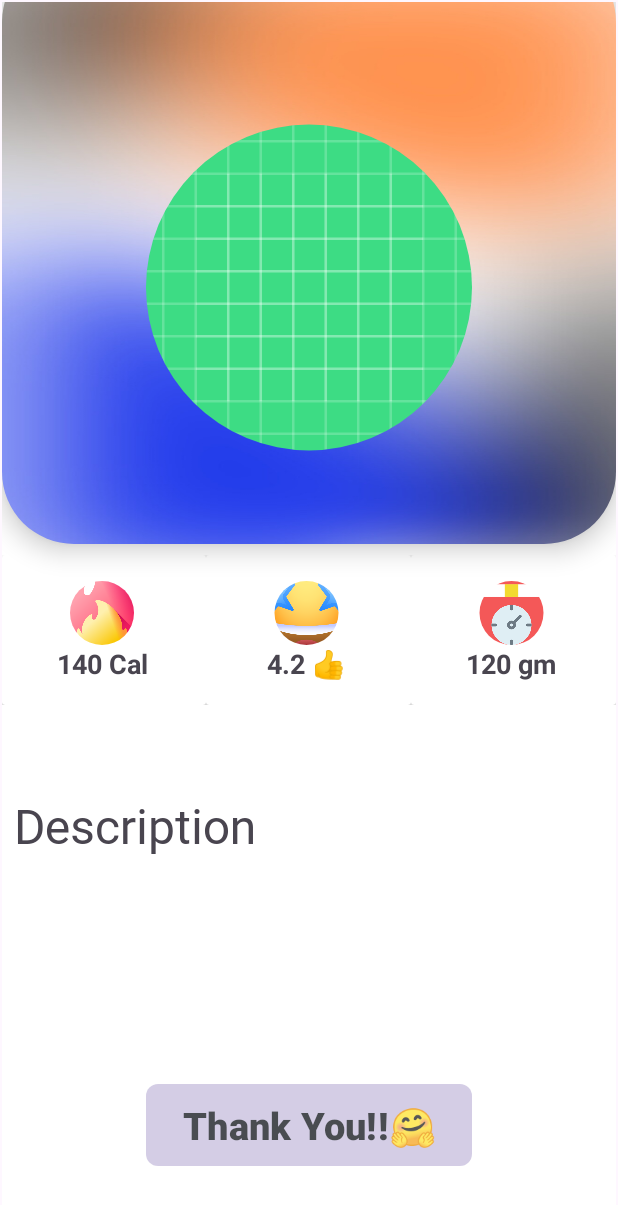
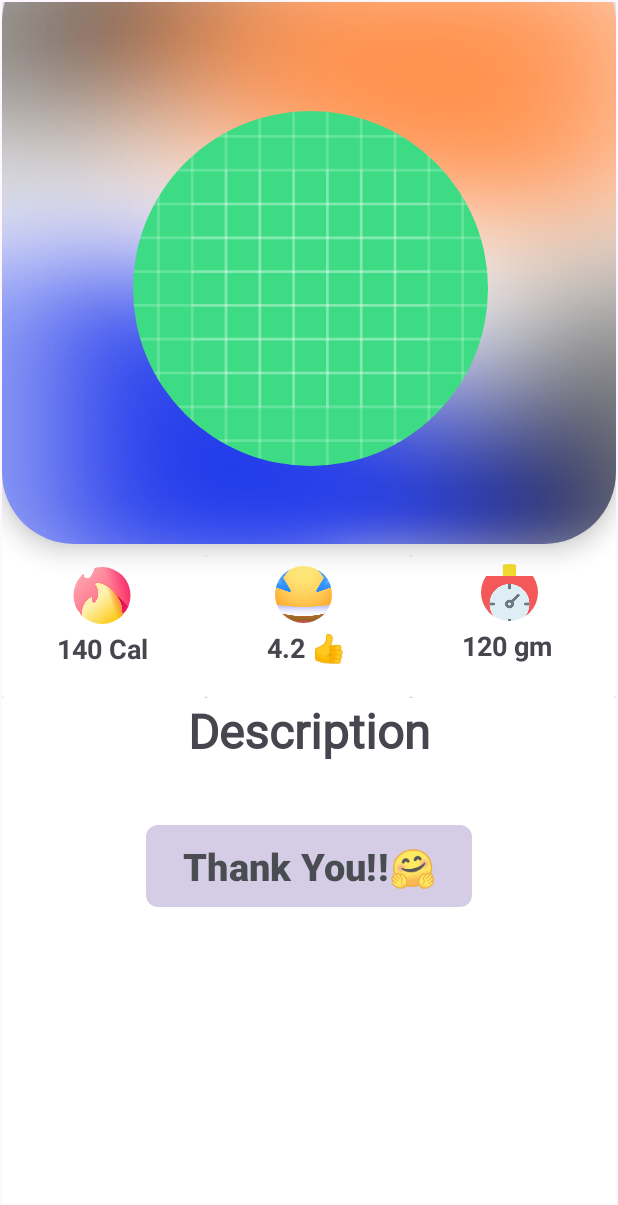
Before and after one commit to Kshitiz-Mhto/FoodieHub, an Android app: the InfoFragment screen opened through its navigation route, on a phone screen of 412 x 824 dp. Shown: the top 1205 px of the screen. Run offline under Robolectric (Android 15) with nearby library versions, the phone set to English and light mode, and no system bars; our stand-ins replace CircleImageView; network calls fail.

Commit message:
added further resources

```diff
--- a/app/src/main/res/layout/fragment_info.xml
+++ b/app/src/main/res/layout/fragment_info.xml
@@ -13,9 +13,9 @@
         android:layout_width="match_parent"
         android:layout_height="396dp"
         android:layout_marginTop="-35dp"
+        app:cardBackgroundColor="@android:color/transparent"
         app:cardCornerRadius="48dp"
         app:cardElevation="10dp"
-        app:cardBackgroundColor="@android:color/transparent"
         app:layout_constraintBottom_toBottomOf="parent"
         app:layout_constraintEnd_toEndOf="parent"
         app:layout_constraintHorizontal_bias="0.0"
@@ -30,21 +30,21 @@
 
             <de.hdodenhof.circleimageview.CircleImageView
                 android:id="@+id/etImage"
-                android:layout_width="wrap_content"
-                android:layout_height="234dp"
+                android:layout_width="246dp"
+                android:layout_height="237dp"
                 android:layout_alignParentStart="true"
                 android:layout_alignParentTop="true"
                 android:layout_alignParentEnd="true"
                 android:layout_alignParentBottom="true"
-                android:layout_marginStart="96dp"
-                android:layout_marginTop="108dp"
-                android:layout_marginEnd="96dp"
-                android:layout_marginBottom="54dp"
+                android:layout_marginStart="84dp"
+                android:layout_marginTop="107dp"
+                android:layout_marginEnd="82dp"
+                android:layout_marginBottom="52dp"
                 android:scaleType="centerCrop"
                 android:src="@drawable/ic_launcher_background" />
 
             <TextView
-                android:id="@+id/tvFood"
+                android:id="@+id/etFood"
                 android:layout_width="227dp"
                 android:layout_height="66dp"
                 android:layout_alignBottom="@+id/etImage"
@@ -68,11 +68,12 @@
     </androidx.cardview.widget.CardView>
 
     <LinearLayout
+        android:id="@+id/linearLayout"
         android:layout_width="match_parent"
-        android:layout_height="100dp"
+        android:layout_height="95dp"
         android:layout_marginTop="8dp"
+        android:background="@android:color/transparent"
         android:orientation="horizontal"
-        android:background="@android:color/transparent"
         app:layout_constraintBottom_toBottomOf="parent"
         app:layout_constraintEnd_toEndOf="parent"
         app:layout_constraintHorizontal_bias="0.0"
@@ -84,6 +85,7 @@
             android:layout_width="80dp"
             android:layout_height="match_parent"
             android:layout_weight="1">
+
             <RelativeLayout
                 android:layout_width="match_parent"
                 android:layout_height="match_parent">
@@ -97,9 +99,9 @@
                     android:layout_alignParentEnd="true"
                     android:layout_alignParentBottom="true"
                     android:layout_marginStart="31dp"
-                    android:layout_marginTop="17dp"
+                    android:layout_marginTop="8dp"
                     android:layout_marginEnd="34dp"
-                    android:layout_marginBottom="40dp"
+                    android:layout_marginBottom="49dp"
                     android:scaleType="centerCrop"
                     android:src="@drawable/fire_emoji" />
 
@@ -112,9 +114,9 @@
                     android:layout_alignParentEnd="true"
                     android:layout_alignParentBottom="true"
                     android:layout_marginStart="-1dp"
-                    android:layout_marginTop="60dp"
+                    android:layout_marginTop="50dp"
                     android:layout_marginEnd="1dp"
-                    android:layout_marginBottom="15dp"
+                    android:layout_marginBottom="22dp"
                     android:gravity="center"
                     android:text="140 Cal"
                     android:textSize="18sp"
@@ -126,10 +128,12 @@
         <androidx.cardview.widget.CardView
             android:layout_width="80dp"
             android:layout_height="match_parent"
-            android:layout_weight="1" >
+            android:layout_weight="1">
+
             <RelativeLayout
                 android:layout_width="match_parent"
                 android:layout_height="match_parent">
+
                 <de.hdodenhof.circleimageview.CircleImageView
                     android:id="@+id/tvEmoji1"
                     android:layout_width="70dp"
@@ -138,10 +142,10 @@
                     android:layout_alignParentTop="true"
                     android:layout_alignParentEnd="true"
                     android:layout_alignParentBottom="true"
-                    android:layout_marginStart="31dp"
-                    android:layout_marginTop="17dp"
-                    android:layout_marginEnd="34dp"
-                    android:layout_marginBottom="40dp"
+                    android:layout_marginStart="29dp"
+                    android:layout_marginTop="7dp"
+                    android:layout_marginEnd="36dp"
+                    android:layout_marginBottom="50dp"
                     android:scaleType="centerCrop"
                     android:src="@drawable/rating_emoji" />
 
@@ -154,9 +158,9 @@
                     android:layout_alignParentEnd="true"
                     android:layout_alignParentBottom="true"
                     android:layout_marginStart="-1dp"
-                    android:layout_marginTop="60dp"
+                    android:layout_marginTop="49dp"
                     android:layout_marginEnd="1dp"
-                    android:layout_marginBottom="15dp"
+                    android:layout_marginBottom="22dp"
                     android:gravity="center"
                     android:text="4.2 👍"
                     android:textSize="18sp"
@@ -173,6 +177,7 @@
             <RelativeLayout
                 android:layout_width="match_parent"
                 android:layout_height="match_parent">
+
                 <de.hdodenhof.circleimageview.CircleImageView
                     android:id="@+id/tvEmoji2"
                     android:layout_width="70dp"
@@ -181,10 +186,10 @@
                     android:layout_alignParentTop="true"
                     android:layout_alignParentEnd="true"
                     android:layout_alignParentBottom="true"
-                    android:layout_marginStart="31dp"
-                    android:layout_marginTop="17dp"
-                    android:layout_marginEnd="34dp"
-                    android:layout_marginBottom="40dp"
+                    android:layout_marginStart="30dp"
+                    android:layout_marginTop="6dp"
+                    android:layout_marginEnd="35dp"
+                    android:layout_marginBottom="51dp"
                     android:scaleType="centerCrop"
                     android:src="@drawable/wt_emoji" />
 
@@ -196,10 +201,10 @@
                     android:layout_alignParentTop="true"
                     android:layout_alignParentEnd="true"
                     android:layout_alignParentBottom="true"
-                    android:layout_marginStart="-1dp"
-                    android:layout_marginTop="60dp"
-                    android:layout_marginEnd="1dp"
-                    android:layout_marginBottom="15dp"
+                    android:layout_marginStart="-4dp"
+                    android:layout_marginTop="48dp"
+                    android:layout_marginEnd="4dp"
+                    android:layout_marginBottom="22dp"
                     android:gravity="center"
                     android:text="120 gm"
                     android:textSize="18sp"
@@ -209,29 +214,40 @@
         </androidx.cardview.widget.CardView>
     </LinearLayout>
 
+    <ScrollView
+        android:id="@+id/scrollView2"
+        android:layout_width="0dp"
+        android:layout_height="0dp"
+        app:layout_constraintBottom_toBottomOf="parent"
+        app:layout_constraintEnd_toEndOf="parent"
+        app:layout_constraintStart_toStartOf="parent"
+        app:layout_constraintTop_toBottomOf="@+id/linearLayout">
+
+        <LinearLayout
+            android:layout_width="match_parent"
+            android:layout_height="wrap_content"
+            android:orientation="vertical"
+            android:gravity="center"
+            >
+
             <TextView
                 android:id="@+id/etDescription"
                 android:layout_width="wrap_content"
                 android:layout_height="wrap_content"
                 android:fontFamily="@font/raleway_semibold"
-        android:text=" Description"
-        android:textAlignment="center"
+                android:text="Description"
+                android:gravity="center"
                 android:textSize="32sp"
-        app:layout_constraintBottom_toBottomOf="parent"
-        app:layout_constraintEnd_toEndOf="parent"
-        app:layout_constraintHorizontal_bias="0.0"
-        app:layout_constraintStart_toStartOf="parent"
-        app:layout_constraintTop_toTopOf="parent"
-        app:layout_constraintVertical_bias="0.678" />
-
+                android:textStyle="bold" />
             <TextView
                 android:id="@+id/etDescriptionDetail"
-        android:layout_width="wrap_content"
+                android:layout_width="match_parent"
                 android:layout_height="wrap_content"
-        android:layout_marginTop="6dp"
                 android:fontFamily="@font/raleway_semibold"
                 android:gravity="left"
                 android:textSize="20sp"
+                android:layout_marginTop="6dp"
+                android:layout_marginStart="5dp"
                 app:layout_constraintBottom_toBottomOf="parent"
                 app:layout_constraintEnd_toEndOf="parent"
                 app:layout_constraintStart_toStartOf="parent"
@@ -252,10 +268,10 @@
                 android:textSize="25sp"
                 android:textStyle="bold"
                 app:cornerRadius="13dp"
-        app:layout_constraintBottom_toBottomOf="parent"
-        app:layout_constraintEnd_toEndOf="parent"
-        app:layout_constraintStart_toStartOf="parent"
-        app:layout_constraintTop_toBottomOf="@+id/etDescriptionDetail"
-        app:layout_constraintVertical_bias="0.723" />
+                android:layout_marginTop="8dp"
+                />
+        </LinearLayout>
+    </ScrollView>
+
 
 </androidx.constraintlayout.widget.ConstraintLayout>
```
Also changed, not shown: app/src/main/res/drawable/info_screenshot.png (added). Lines whose indentation alone changed are shown as unchanged.
